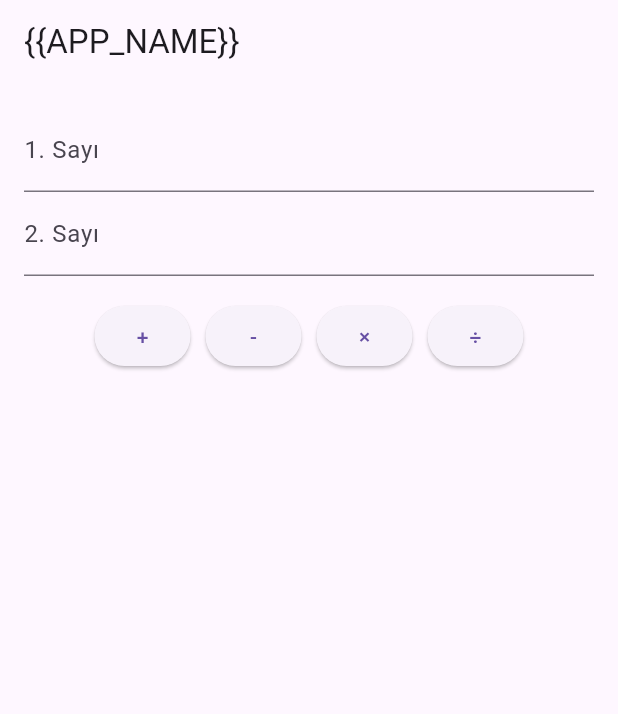
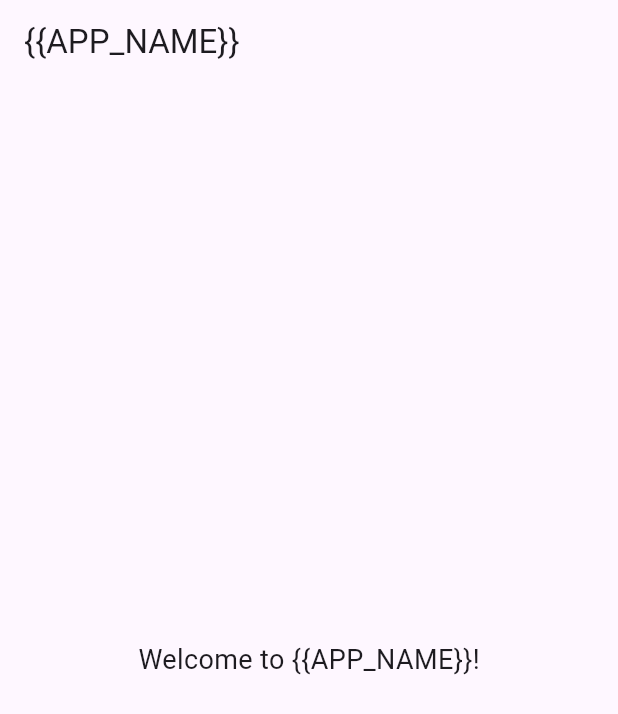
Before and after one commit to Pixciv/flutter_build_app, a Flutter app: the screen it shows after launch, on a phone screen of 412 x 824 dp. Shown: the top 714 px of the screen. Run offline on Flutter 3.47's test engine with Material 3 defaults, Android fonts, the phone set to English and light mode, and no system bars; our stand-ins replace google_mobile_ads; network calls fail.

Commit message:
Update main.dart

```diff
--- a/lib/main.dart
+++ b/lib/main.dart
@@ -8,7 +8,7 @@ void main() {
 }
 
 class MyApp extends StatelessWidget {
-  final String appName = '{{APP_NAME}}'; // sed ile değiştirilecek
+  final String appName = '{{APP_NAME}}'; // Bu metin sed ile değiştirilecek
 
   @override
   Widget build(BuildContext context) {
@@ -32,10 +32,6 @@ class _MyHomePageState extends State<MyHomePage> {
   late BannerAd _bannerAd;
   bool _isBannerAdReady = false;
 
-  final TextEditingController _num1Controller = TextEditingController();
-  final TextEditingController _num2Controller = TextEditingController();
-  String _result = '';
-
   @override
   void initState() {
     super.initState();
@@ -45,11 +41,9 @@ class _MyHomePageState extends State<MyHomePage> {
       size: AdSize.banner,
       request: AdRequest(),
       listener: BannerAdListener(
-        onAdLoaded: (_) {
-          setState(() {
-            _isBannerAdReady = true;
-          });
-        },
+        onAdLoaded: (_) => setState(() {
+          _isBannerAdReady = true;
+        }),
         onAdFailedToLoad: (ad, error) {
           ad.dispose();
           print('Banner reklam yüklenemedi: $error');
@@ -63,43 +57,7 @@ class _MyHomePageState extends State<MyHomePage> {
   @override
   void dispose() {
     _bannerAd.dispose();
-    _num1Controller.dispose();
-    _num2Controller.dispose();
     super.dispose();
-  }
-
-  void _calculate(String operation) {
-    final double? num1 = double.tryParse(_num1Controller.text);
-    final double? num2 = double.tryParse(_num2Controller.text);
-
-    if (num1 == null || num2 == null) {
-      setState(() => _result = 'Geçersiz sayı');
-      return;
-    }
-
-    double res;
-    switch (operation) {
-      case '+':
-        res = num1 + num2;
-        break;
-      case '-':
-        res = num1 - num2;
-        break;
-      case '×':
-        res = num1 * num2;
-        break;
-      case '÷':
-        if (num2 == 0) {
-          setState(() => _result = 'Sıfıra bölünemez');
-          return;
-        }
-        res = num1 / num2;
-        break;
-      default:
-        res = 0;
-    }
-
-    setState(() => _result = 'Sonuç: $res');
   }
 
   @override
@@ -108,43 +66,25 @@ class _MyHomePageState extends State<MyHomePage> {
       appBar: AppBar(
         title: Text(widget.appName),
       ),
-      body: Padding(
-        padding: const EdgeInsets.all(16),
-        child: Column(
-          children: [
-            TextField(
-              controller: _num1Controller,
-              keyboardType: TextInputType.number,
-              decoration: InputDecoration(labelText: '1. Sayı'),
-            ),
-            TextField(
-              controller: _num2Controller,
-              keyboardType: TextInputType.number,
-              decoration: InputDecoration(labelText: '2. Sayı'),
-            ),
-            const SizedBox(height: 16),
-            Wrap(
-              spacing: 10,
-              children: [
-                ElevatedButton(onPressed: () => _calculate('+'), child: Text('+')),
-                ElevatedButton(onPressed: () => _calculate('-'), child: Text('-')),
-                ElevatedButton(onPressed: () => _calculate('×'), child: Text('×')),
-                ElevatedButton(onPressed: () => _calculate('÷'), child: Text('÷')),
-              ],
-            ),
-            const SizedBox(height: 20),
-            Text(_result, style: TextStyle(fontSize: 20)),
-          ],
-        ),
-      ),
-      bottomNavigationBar: _isBannerAdReady
-          ? Container(
-              color: Colors.transparent,
+      body: Column(
+        children: [
+          if (_isBannerAdReady)
+            Container(
+              margin: const EdgeInsets.only(top: 8.0), // AppBar ile arasına boşluk
               width: _bannerAd.size.width.toDouble(),
               height: _bannerAd.size.height.toDouble(),
               child: AdWidget(ad: _bannerAd),
-            )
-          : SizedBox.shrink(),
+            ),
+          Expanded(
+            child: Center(
+              child: Text(
+                'Welcome to ${widget.appName}!',
+                style: TextStyle(fontSize: 18),
+              ),
+            ),
+          ),
+        ],
+      ),
     );
   }
 }
```
